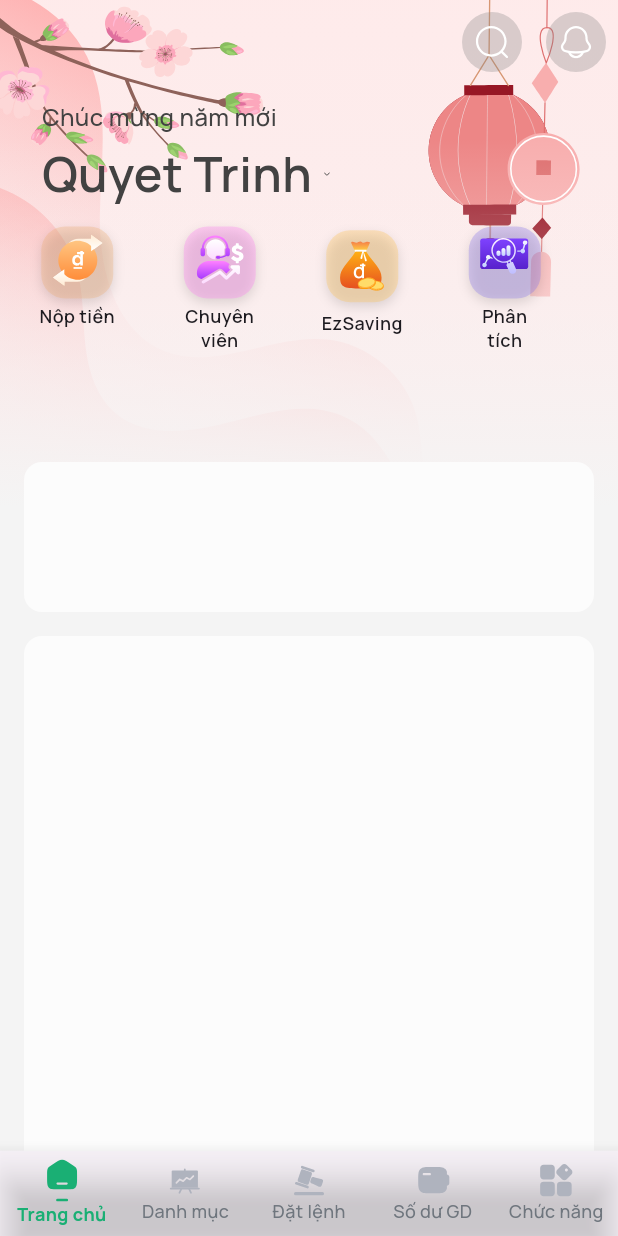
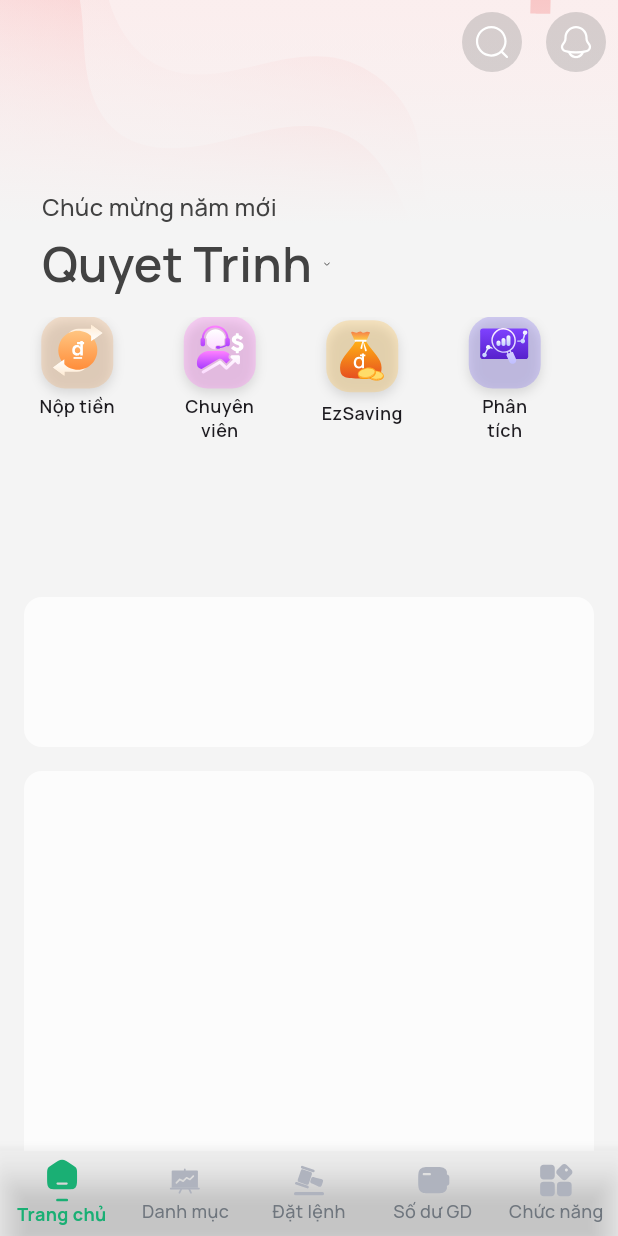
Before and after one commit to DevDadd/homepagedemo, a Flutter app: the screen it shows after launch, on a phone screen of 412 x 824 dp. Run offline on Flutter 3.47's test engine with Material 3 defaults, Android fonts, the phone set to English and light mode, and no system bars; our stand-ins replace extended_nested_scroll_view, flutter_svg, google_fonts, lottie.

Commit message:
Just Need To Add Snap

```diff
--- a/lib/feature/home/presentation/pages/homepage.dart
+++ b/lib/feature/home/presentation/pages/homepage.dart
@@ -3,7 +3,6 @@ import 'package:flutter/rendering.dart';
 import 'package:flutter_svg/flutter_svg.dart';
 import 'package:google_fonts/google_fonts.dart';
 import 'package:homepageintern/feature/home/presentation/widgets/listview.dart';
-import 'package:lottie/lottie.dart';
 import 'package:homepageintern/feature/home/presentation/widgets/homepagesliverheader.dart';
 import 'package:extended_nested_scroll_view/extended_nested_scroll_view.dart'
     as extended;
@@ -19,6 +18,12 @@ class _HomepageState extends State<Homepage> {
   int _currentIndex = 0;
   bool _showNav = true;
   late ScrollController _scrollController;
+
+  double _bgScale = 1.0;
+
+  static const double _maxOverscrollDistance = 150.0;
+  static const double _maxScaleMultiplier = 0.2;
+  static const double _maxScale = 1.0 + _maxScaleMultiplier;
 
   final List<FeatureItem> items = [
     FeatureItem(
@@ -41,6 +46,21 @@ class _HomepageState extends State<Homepage> {
       imageURL: "assets/icons/analyst.svg",
       lable: "Phân tích",
     ),
+    FeatureItem(
+      colors: const Color(0xFF4CAF50).withOpacity(0.3),
+      imageURL: "assets/icons/wallet.svg",
+      lable: "Ví điện tử",
+    ),
+    FeatureItem(
+      colors: const Color(0xFF2196F3).withOpacity(0.3),
+      imageURL: "assets/icons/chart.svg",
+      lable: "Báo cáo",
+    ),
+    FeatureItem(
+      colors: const Color(0xFF9C27B0).withOpacity(0.3),
+      imageURL: "assets/icons/function.svg",
+      lable: "Cài đặt",
+    ),
   ];
 
   @override
@@ -58,6 +78,22 @@ class _HomepageState extends State<Homepage> {
         ScrollDirection.forward) {
       if (!_showNav) setState(() => _showNav = true);
     }
+
+    if (_scrollController.position.pixels < 0) {
+      double overscroll = _scrollController.position.pixels.abs();
+      double normalizedOverscroll = (overscroll / _maxOverscrollDistance).clamp(
+        0.0,
+        1.0,
+      );
+      double scale =
+          1.0 +
+          (normalizedOverscroll * normalizedOverscroll * _maxScaleMultiplier);
+      setState(() => _bgScale = scale.clamp(1.0, _maxScale));
+    } else {
+      if (_bgScale != 1.0) {
+        setState(() => _bgScale = 1.0);
+      }
+    }
   }
 
   @override
@@ -68,42 +104,32 @@ class _HomepageState extends State<Homepage> {
 
   @override
   Widget build(BuildContext context) {
-    const double headerTopPadding = 12;
     final double pinnedHeaderHeight =
-        MediaQuery.of(context).padding.top +
-        kToolbarHeight +
-        30 +
-        headerTopPadding;
+        MediaQuery.of(context).padding.top + kToolbarHeight + 145;
 
     return Scaffold(
+      backgroundColor: Color(0xFFF4F4F4),
       body: Stack(
         children: [
-          /// Background
-          Positioned.fill(
-            child: Lottie.asset(
-              "assets/images/background.json",
-              fit: BoxFit.cover,
+          extended.ExtendedNestedScrollView(
+            controller: _scrollController,
+            physics: const BouncingScrollPhysics(
+              parent: AlwaysScrollableScrollPhysics(),
             ),
-          ),
-          SafeArea(
-            child: extended.ExtendedNestedScrollView(
-              controller: _scrollController,
             floatHeaderSlivers: true,
             pinnedHeaderSliverHeightBuilder: () => pinnedHeaderHeight,
             headerSliverBuilder: (context, innerBoxIsScrolled) => [
-                SliverPadding(
-                  padding: const EdgeInsets.only(top: 50),
-                  sliver: SliverPersistentHeader(
+              SliverPersistentHeader(
                 pinned: true,
                 delegate: Homepagesliverheader(
-                      minHeight: kToolbarHeight + 145,
-                      maxHeight: 250,
+                  minHeight: kToolbarHeight + 190,
+                  maxHeight: 390,
                   name: "Quyet Trinh",
                   clientId: "0C93123131",
                   message: "Chúc mừng năm mới",
                   avatarURL: "assets/images/ava.jpeg.webp",
-                      icons: items, // icons sẽ render trực tiếp trong header
-                    ),
+                  icons: items,
+                  backgroundScale: _bgScale,
                 ),
               ),
               SliverToBoxAdapter(
@@ -135,22 +161,10 @@ class _HomepageState extends State<Homepage> {
             ],
             body: const SizedBox.shrink(),
           ),
-          ),
-          SafeArea(
-            child: Padding(
-              padding: const EdgeInsets.all(8.0),
-              child: Row(
-                mainAxisAlignment: MainAxisAlignment.end,
-                children: [
-                  _buildTopIcon("assets/icons/magnifying.svg"),
-                  const SizedBox(width: 16),
-                  _buildTopIcon("assets/icons/bell.svg"),
         ],
       ),
-            ),
-          ),
-        ],
-      ),
+
+      /// Bottom nav
       bottomNavigationBar: AnimatedSlide(
         duration: const Duration(milliseconds: 300),
         offset: _showNav ? Offset.zero : const Offset(0, 1),
@@ -179,23 +193,6 @@ class _HomepageState extends State<Homepage> {
     );
   }
 
-  Widget _buildTopIcon(String asset) {
-    return Stack(
-      alignment: Alignment.center,
-      children: [
-        Container(
-          height: 40,
-          width: 40,
-          decoration: BoxDecoration(
-            shape: BoxShape.circle,
-            color: Color(0xFF828282).withOpacity(0.3),
-          ),
-        ),
-        SvgPicture.asset(asset),
-      ],
-    );
-  }
-
   BottomNavigationBarItem _buildBottomNavItem(String label, String iconPath) {
     return BottomNavigationBarItem(
       label: label,
```
Also changed, not shown: lib/core/extensions/color_extension.dart (added, +22 -0 lines), lib/feature/home/presentation/widgets/homepagesliverheader.dart (+115 -33 lines), 1 other file. Lines whose indentation alone changed are shown as unchanged.
